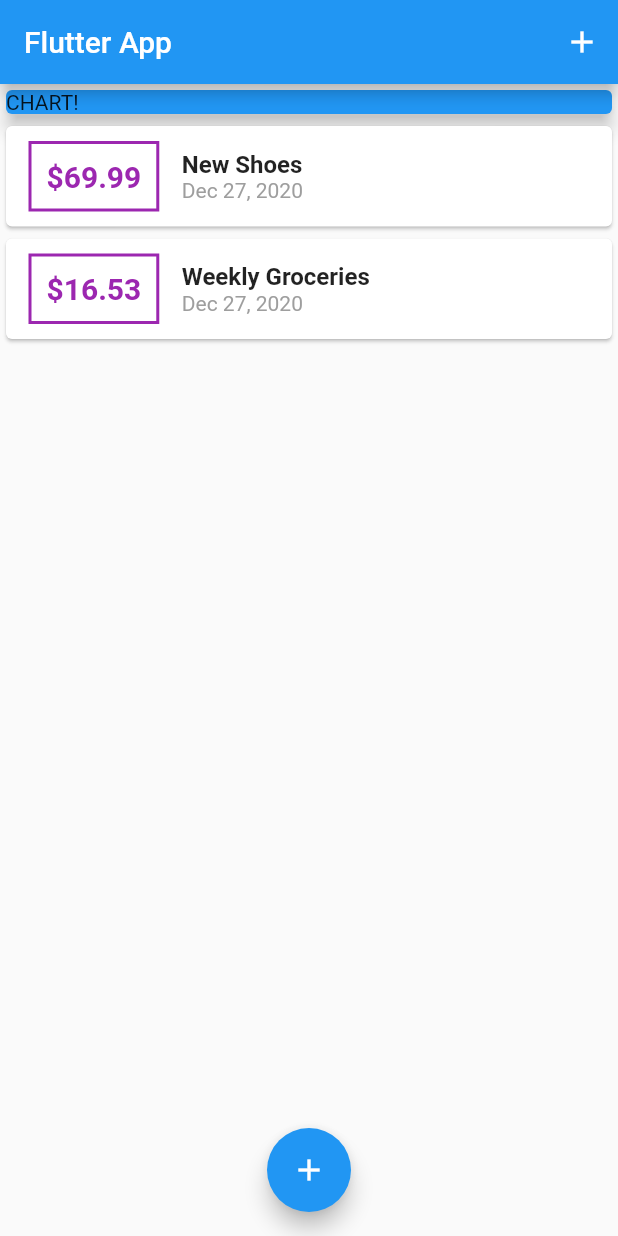
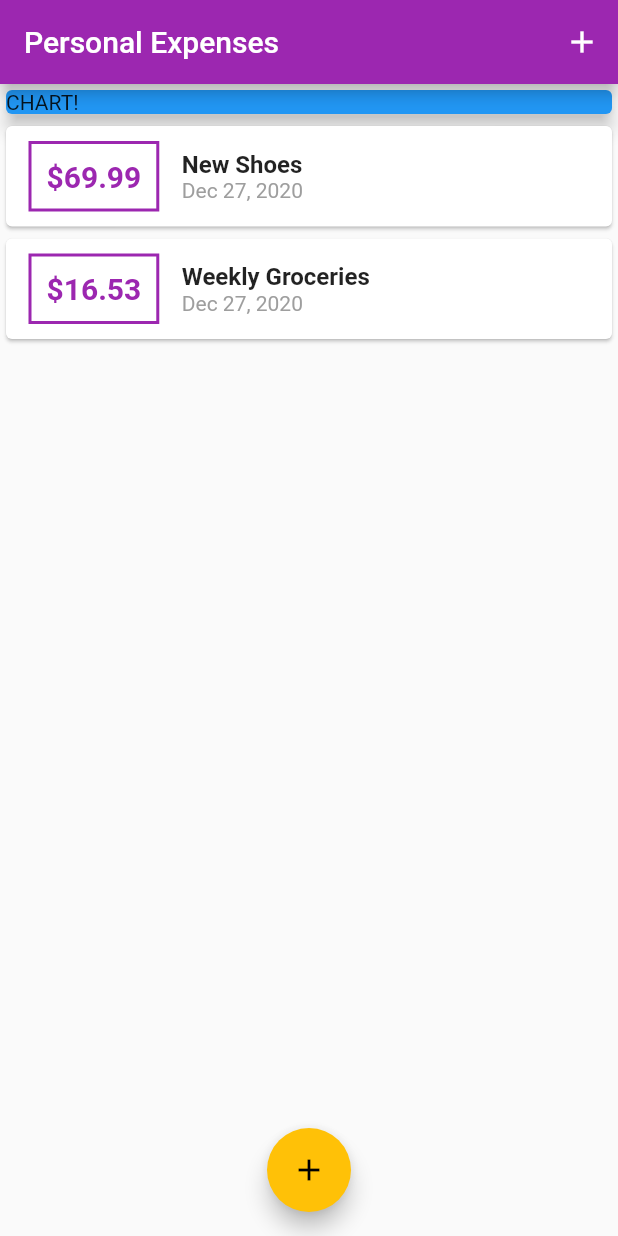
Before and after one commit to lowqilong/learn-flutter, a Flutter app: the screen it shows after launch, on a phone screen of 412 x 824 dp. Run offline on Flutter 3.47's test engine with Material 2 defaults, Android fonts, the phone set to English and light mode, and no system bars.

Commit message:
Colors and themes

```diff
--- a/expense_app/lib/main.dart
+++ b/expense_app/lib/main.dart
@@ -13,7 +13,11 @@ class MyApp extends StatelessWidget {
   @override
   Widget build(BuildContext context) {
     return MaterialApp(
-      title: 'Flutter App',
+      title: 'Personal Expenses',
+      theme: ThemeData(
+        primarySwatch: Colors.purple,
+        accentColor: Colors.amber,
+      ),
       home: MyHomePage(),
     );
   }
@@ -68,7 +72,7 @@ class _MyHomePageState extends State<MyHomePage> {
   Widget build(BuildContext context) {
     return Scaffold(
       appBar: AppBar(
-        title: Text('Flutter App'),
+        title: Text('Personal Expenses'),
         actions: <Widget>[
           IconButton(
             icon: Icon(Icons.add),
--- a/expense_app/lib/widgets/new_transaction.dart
+++ b/expense_app/lib/widgets/new_transaction.dart
@@ -42,14 +42,14 @@ class _NewTransactionState extends State<NewTransaction> {
               autofocus: true,
               decoration: InputDecoration(labelText: 'Title'),
               controller: titleController,
-              onSubmitted: (_) => submitData(),
+              // onSubmitted: (_) => submitData(),
             ),
             TextField(
               autofocus: true,
               decoration: InputDecoration(labelText: 'Amount'),
               controller: amountController,
               keyboardType: TextInputType.number,
-              onSubmitted: (_) => submitData(),
+              // onSubmitted: (_) => submitData(),
             ),
             FlatButton(
               child: Text('Add Transaction'),
--- a/expense_app/lib/widgets/transaction_list.dart
+++ b/expense_app/lib/widgets/transaction_list.dart
@@ -24,7 +24,7 @@ class TransactionList extends StatelessWidget {
                   ),
                   decoration: BoxDecoration(
                     border: Border.all(
-                      color: Colors.purple,
+                      color: Theme.of(context).primaryColor,
                       width: 2,
                     ),
                   ),
@@ -34,7 +34,7 @@ class TransactionList extends StatelessWidget {
                     style: TextStyle(
                       fontWeight: FontWeight.bold,
                       fontSize: 20,
-                      color: Colors.purple,
+                      color: Theme.of(context).primaryColor,
                     ),
                   ),
                 ),
```
